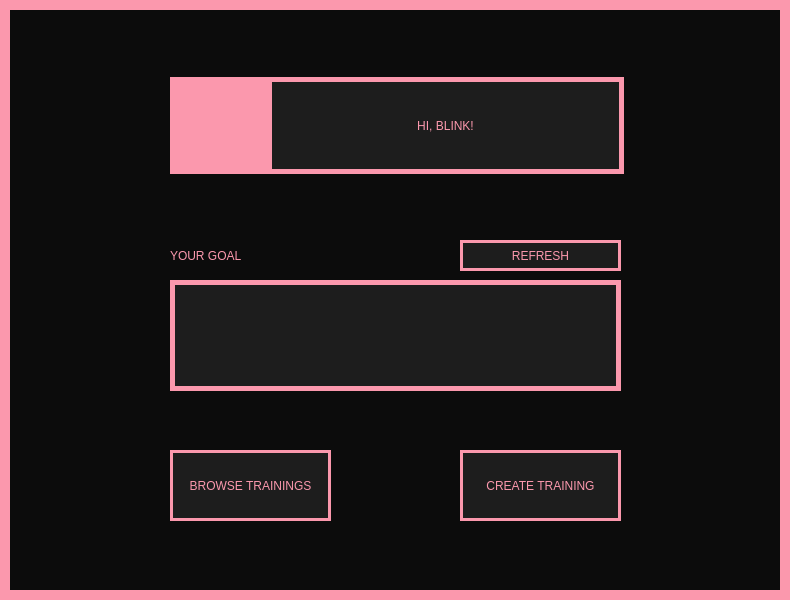
Old version of the form View/MainMenu.ui in the repository Hanna-J-K/fitnessapp.
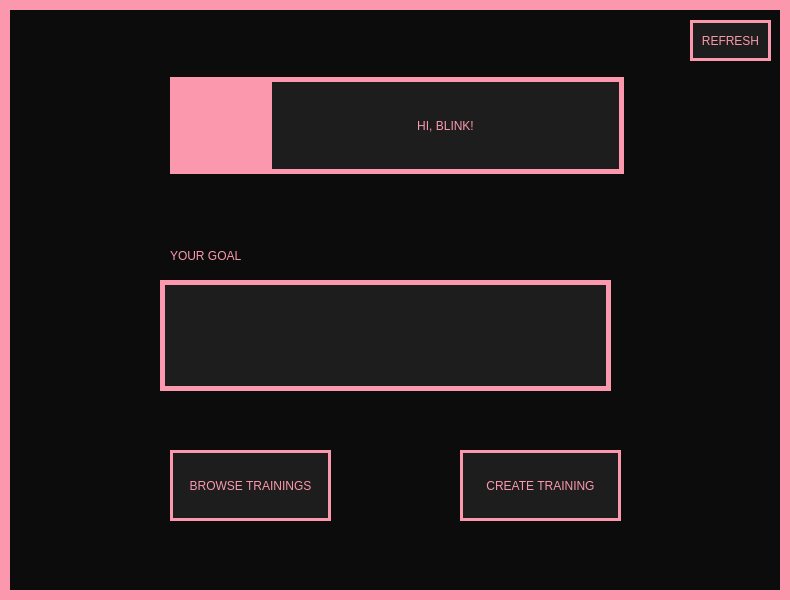
New version of the form. Icons and pictures are not drawn.

```diff
--- a/View/MainMenu.ui
+++ b/View/MainMenu.ui
@@ -106,7 +106,7 @@
    <widget class="QLabel" name="label_goal">
     <property name="geometry">
      <rect>
-      <x>170</x>
+      <x>160</x>
       <y>280</y>
       <width>451</width>
       <height>111</height>
@@ -146,10 +146,10 @@
    <widget class="QPushButton" name="refresh_btn">
     <property name="geometry">
      <rect>
-      <x>460</x>
-      <y>240</y>
-      <width>161</width>
-      <height>31</height>
+      <x>690</x>
+      <y>20</y>
+      <width>81</width>
+      <height>41</height>
      </rect>
     </property>
     <property name="cursor">
```
Left out of the diff: 2 changed lines with no effect on the pictures.
